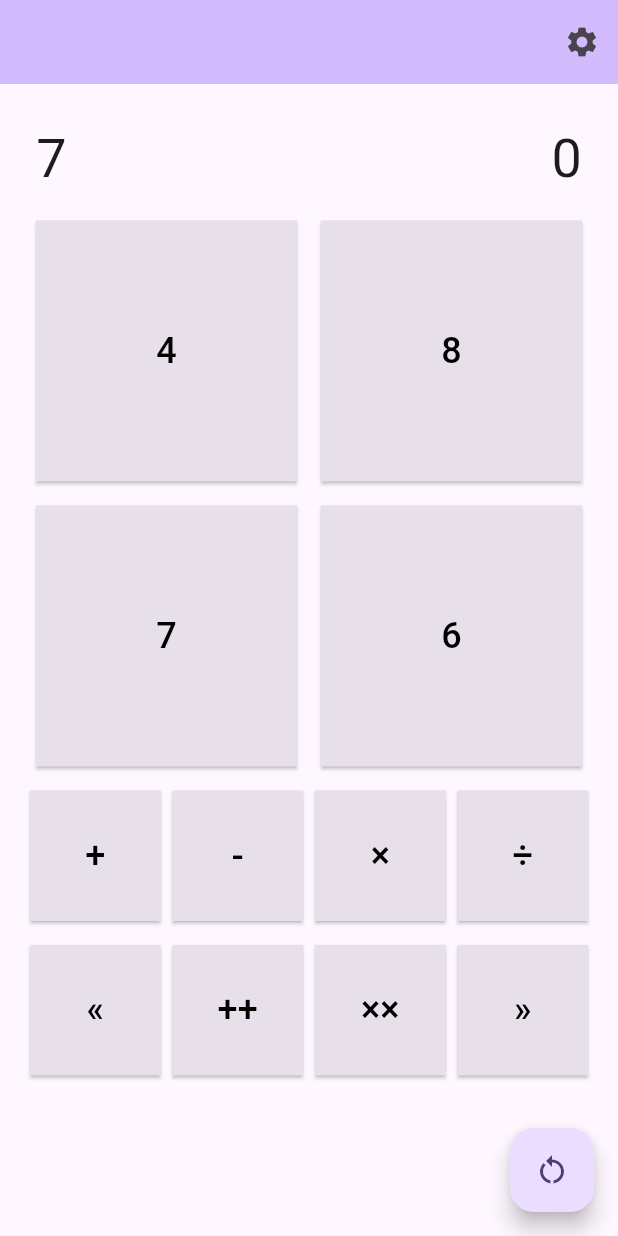
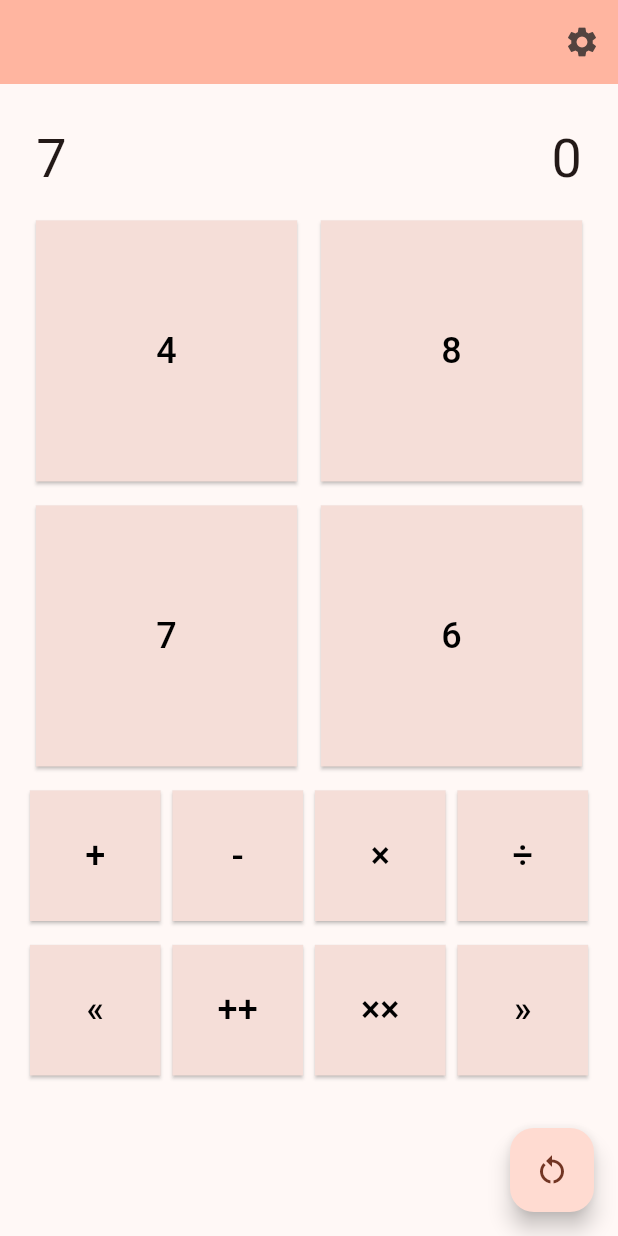
Before and after one commit to misprit7/twentyfour, a Flutter app: the screen it shows after launch, on a phone screen of 412 x 824 dp. Run offline on Flutter 3.47's test engine with Material 2 defaults, Android fonts, the light colour scheme and no system bars; our stand-ins replace shared_preferences.

Commit message:
Added preliminary themes

```diff
--- a/lib/main.dart
+++ b/lib/main.dart
@@ -62,20 +62,38 @@ String strFrac((int, int) r){
 }
 
 
-class MyApp extends StatelessWidget {
+class MyApp extends StatefulWidget {
   final AppSettings appSettings;
   const MyApp({Key? key, required this.appSettings}) : super(key : key);
+  @override
+  _MyAppState createState() => _MyAppState();
+}
 
-  // This widget is the root of your application.
+class _MyAppState extends State<MyApp> {
+  ThemeData _currentTheme = ThemeData(
+    colorScheme: ColorScheme.fromSeed(seedColor: Colors.deepOrange),
+    useMaterial3: true,
+  );
+
+
+  void _changeTheme(bool darkMode) {
+    Brightness mode = darkMode ? Brightness.dark : Brightness.light;
+    setState(() {
+      _currentTheme = ThemeData(
+        colorScheme: ColorScheme.fromSeed(seedColor: Colors.deepOrange, brightness: mode),
+        brightness: mode,
+        useMaterial3: true,
+      );
+;
+    });
+  }
+
   @override
   Widget build(BuildContext context) {
     return MaterialApp(
       title: 'twentyfour',
-      theme: ThemeData(
-        colorScheme: ColorScheme.fromSeed(seedColor: Colors.deepPurple),
-        useMaterial3: true,
-      ),
-      home: ButtonSquare(appSettings: appSettings),
+      theme: _currentTheme,
+      home: ButtonSquare(appSettings: widget.appSettings, changeTheme: _changeTheme),
     );
   }
 }
@@ -83,7 +101,8 @@ class MyApp extends StatelessWidget {
 
 class ButtonSquare extends StatefulWidget {
   final AppSettings appSettings;
-  const ButtonSquare({required this.appSettings});
+  final Function changeTheme;
+  const ButtonSquare({required this.appSettings, required this.changeTheme});
   @override
   _ButtonSquareState createState() => _ButtonSquareState();
 }
@@ -252,6 +271,7 @@ class _ButtonSquareState extends State<ButtonSquare> {
   void _updateSettings(Settings newSettings) {
     setState(() {
       _settings = newSettings; // Update the settings
+      widget.changeTheme(_settings.darkMode);
     });
   }
 
@@ -259,6 +279,7 @@ class _ButtonSquareState extends State<ButtonSquare> {
   void initState(){
     super.initState();
     _settings = readSettings(widget.appSettings);
+    // widget.changeTheme(_settings.darkMode);
     timer = Timer.periodic(const Duration(seconds: 1), (Timer t) {
       setState(() {
         ++timer_seconds;
```
Also changed, not shown: lib/settings.dart (+16 -1 lines).
